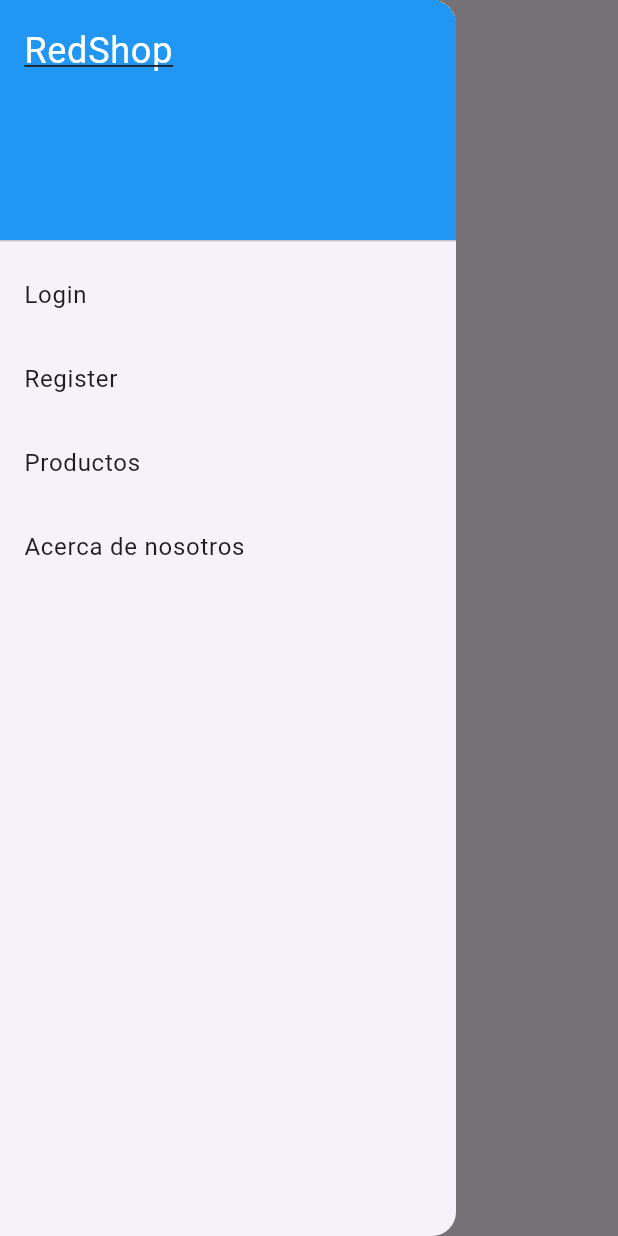
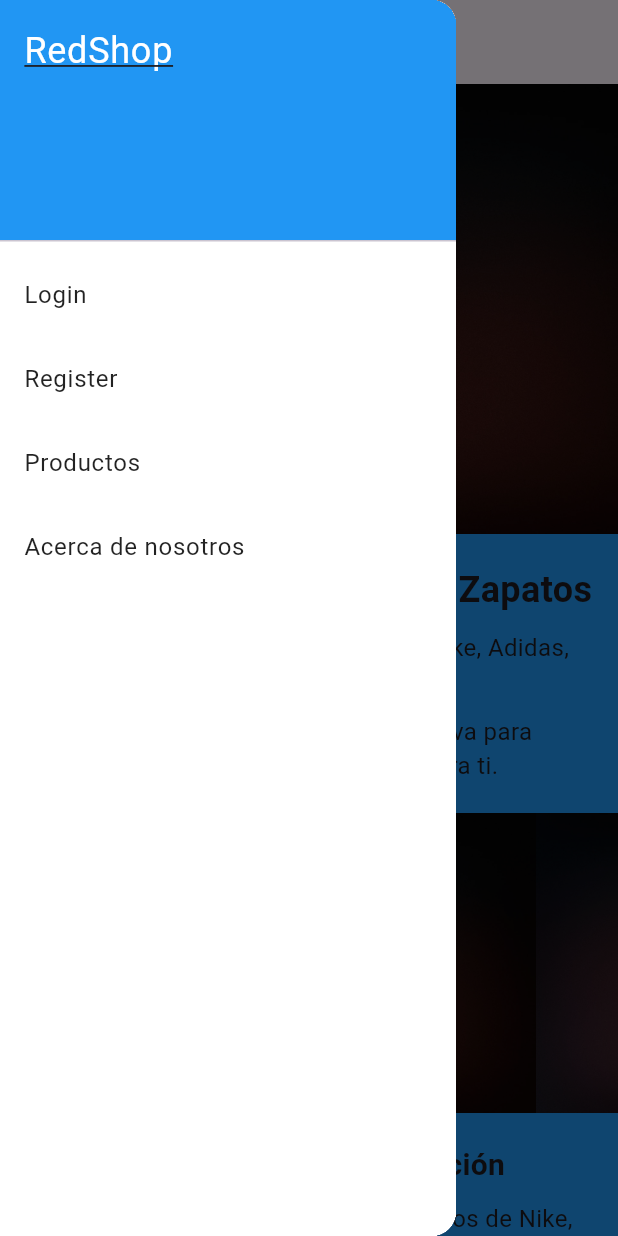
Before and after one commit to Alison-Cy/integrador_pi, a Flutter app: the screen it shows after launch, with the side drawer open, on a phone screen of 412 x 824 dp. Run offline on Flutter 3.47's test engine with Material 3 defaults, Android fonts, the phone set to English and light mode, and no system bars; our stand-ins replace cloud_firestore, firebase_auth, firebase_core; accounts and stored records are empty.

```diff
--- /dev/null
+++ b/lib/pages/home_screm.dart
@@ -0,0 +1,163 @@
+import 'package:flutter/material.dart';
+
+class Home_screm extends StatefulWidget {
+  const Home_screm({Key? key}) : super(key: key);
+
+  @override
+  State<Home_screm> createState() => _Home_scremState();
+}
+
+class _Home_scremState extends State<Home_screm> {
+  @override
+  Widget build(BuildContext context) {
+    return Scaffold(
+      body: Container(
+        decoration: BoxDecoration(
+          color: Colors.blue, // Color de fondo deseado
+        ),
+        child: SingleChildScrollView(
+          child: Column(
+            crossAxisAlignment: CrossAxisAlignment.center,
+            children: [
+              // Imagen de portada con botón en el centro
+              Container(
+                height: 300,
+                width: double.infinity,
+                decoration: BoxDecoration(
+                  image: DecorationImage(
+                    image: AssetImage('images/0.jpg'),
+                    fit: BoxFit.cover,
+                  ),
+                ),
+                child: Center(
+                  child: ElevatedButton(
+                    onPressed: () {
+                      // Acción del botón
+                    },
+                    child: Text('Bienvenidos'),
+                  ),
+                ),
+              ),
+              SizedBox(height: 20),
+              // Título
+              Text(
+                'Bienvenido a la Tienda de Zapatos',
+                style: TextStyle(fontSize: 24, fontWeight: FontWeight.bold),
+              ),
+              SizedBox(height: 10),
+              // Párrafos
+              Padding(
+                padding: const EdgeInsets.symmetric(horizontal: 20),
+                child: Column(
+                  children: [
+                    Text(
+                      'Encuentra los mejores zapatos de Nike, Adidas, Puma y más.',
+                      textAlign: TextAlign.center,
+                      style: TextStyle(fontSize: 16),
+                    ),
+                    SizedBox(height: 10),
+                    Text(
+                      'Explora nuestra colección exclusiva para encontrar el estilo perfecto para ti.',
+                      textAlign: TextAlign.center,
+                      style: TextStyle(fontSize: 16),
+                    ),
+                  ],
+                ),
+              ),
+              SizedBox(height: 20),
+              // Carrusel de imágenes
+              Container(
+                height: 200,
+                child: ListView(
+                  scrollDirection: Axis.horizontal,
+                  children: [
+                    Image.asset('images/0.jpg'),  // Imagen 1 del carrusel
+                    Image.asset('images/0.jpg'),  // Imagen 2 del carrusel
+                    Image.asset('images/0.jpg'),  // Imagen 3 del carrusel
+                    // Agrega más imágenes según sea necesario
+                  ],
+                ),
+              ),
+              SizedBox(height: 20),
+              // Título de la segunda sección
+              Text(
+                'Descubre Nuestra Colección',
+                style: TextStyle(fontSize: 20, fontWeight: FontWeight.bold),
+              ),
+              SizedBox(height: 10),
+              // Párrafo de la segunda sección
+              Padding(
+                padding: const EdgeInsets.symmetric(horizontal: 20),
+                child: Text(
+                  'Explora nuestras categorías de zapatos de Nike, Adidas, Puma, y más.',
+                  textAlign: TextAlign.center,
+                  style: TextStyle(fontSize: 16),
+                ),
+              ),
+              SizedBox(height: 20),
+              // Galería de tarjetas
+              Padding(
+                padding: const EdgeInsets.symmetric(horizontal: 20),
+                child: Column(
+                  children: [
+                    _buildImageCard(
+                      'images/0.jpg',
+                      'Nike Air Max',
+                      'Zapatillas deportivas de última tecnología.',
+                    ),
+                    SizedBox(height: 10),
+                    _buildImageCard(
+                      'images/0.jpg',
+                      'Adidas Ultraboost',
+                      'Comodidad y estilo en cada paso.',
+                    ),
+                    SizedBox(height: 10),
+                    _buildImageCard(
+                      'images/0.jpg',
+                      'Puma RS-X',
+                      'Diseño retro con tecnología moderna.',
+                    ),
+                  ],
+                ),
+              ),
+            ],
+          ),
+        ),
+      ),
+    );
+  }
+
+  Widget _buildImageCard(String imagePath, String title, String description) {
+    return Card(
+      elevation: 3,
+      child: Column(
+        crossAxisAlignment: CrossAxisAlignment.start,
+        children: [
+          Image.asset(
+            imagePath,
+            height: 150,
+            width: double.infinity,
+            fit: BoxFit.cover,
+          ),
+          Padding(
+            padding: const EdgeInsets.all(8.0),
+            child: Column(
+              crossAxisAlignment: CrossAxisAlignment.start,
+              children: [
+                Text(
+                  title,
+                  style: TextStyle(fontSize: 18, fontWeight: FontWeight.bold),
+                ),
+                SizedBox(height: 4),
+                Text(
+                  description,
+                  style: TextStyle(fontSize: 14),
+                ),
+              ],
+            ),
+          ),
+        ],
+      ),
+    );
+  }
+}
--- a/lib/witgets/app_drawer.dart
+++ b/lib/witgets/app_drawer.dart
@@ -13,6 +13,8 @@ class AppDrawer extends StatelessWidget {
   @override
   Widget build(BuildContext context) {
     return Drawer(
+      child: Container(
+        color: Colors.white, // Fondo blanco para el Drawer
         child: ListView(
           padding: EdgeInsets.zero,
           children: [
@@ -36,28 +38,28 @@ class AppDrawer extends StatelessWidget {
               ),
             ),
             ListTile(
-            title: Text('Login'),
+              title: Text('Login', style: TextStyle(color: Colors.black87)),
               onTap: () {
                 Navigator.pop(context);
                 navigateToPage(1); // Navega a la pestaña de Login
               },
             ),
             ListTile(
-            title: Text('Register'),
+              title: Text('Register', style: TextStyle(color: Colors.black87)),
               onTap: () {
                 Navigator.pop(context);
                 navigateToPage(2); // Navega a la pestaña de Register
               },
             ),
             ListTile(
-            title: Text('Productos'),
+              title: Text('Productos', style: TextStyle(color: Colors.black87)),
               onTap: () {
                 Navigator.pop(context);
                 navigateToPage(3); // Navega a la pestaña de Productos
               },
             ),
             ListTile(
-            title: Text('Acerca de nosotros'),
+              title: Text('Acerca de nosotros', style: TextStyle(color: Colors.black87)),
               onTap: () {
                 Navigator.pop(context);
                 navigateToPage(4); // Navega a la pestaña de Acerca de nosotros
@@ -65,6 +67,7 @@ class AppDrawer extends StatelessWidget {
             ),
           ],
         ),
+      ),
     );
   }
 }
--- a/lib/witgets/tab_bar_content_view.dart
+++ b/lib/witgets/tab_bar_content_view.dart
@@ -1,8 +1,9 @@
 import 'package:flutter/material.dart';
 import 'package:tienda/login.dart';
+import 'package:tienda/pages/home_screm.dart';
 import 'package:tienda/register.dart';
 import 'package:tienda/pages/about.dart';
-import 'package:tienda/pages/products.dart';
+import 'package:tienda/pages/products.dart';// Importar tu pantalla de inicio personalizada
 
 class TabBarContentView extends StatelessWidget {
   final TabController tabController;
@@ -14,7 +15,7 @@ class TabBarContentView extends StatelessWidget {
     return TabBarView(
       controller: tabController,
       children: [
-        Center(child: Text('Home')),       // Pestaña 0 (Home)
+        Home_screm(),                       // Pestaña 0 (Home)
         Login(),                            // Pestaña 1 (Login)
         Register(),                         // Pestaña 2 (Register)
         Products(),                         // Pestaña 3 (Products)
```
Also changed, not shown: lib/admin.dart (+6 -1 lines), lib/login.dart (+8 -30 lines), lib/pages/about.dart (+13 -2 lines), lib/pages/products.dart (+39 -38 lines), lib/register.dart (+7 -3 lines). Lines whose indentation alone changed are shown as unchanged.
